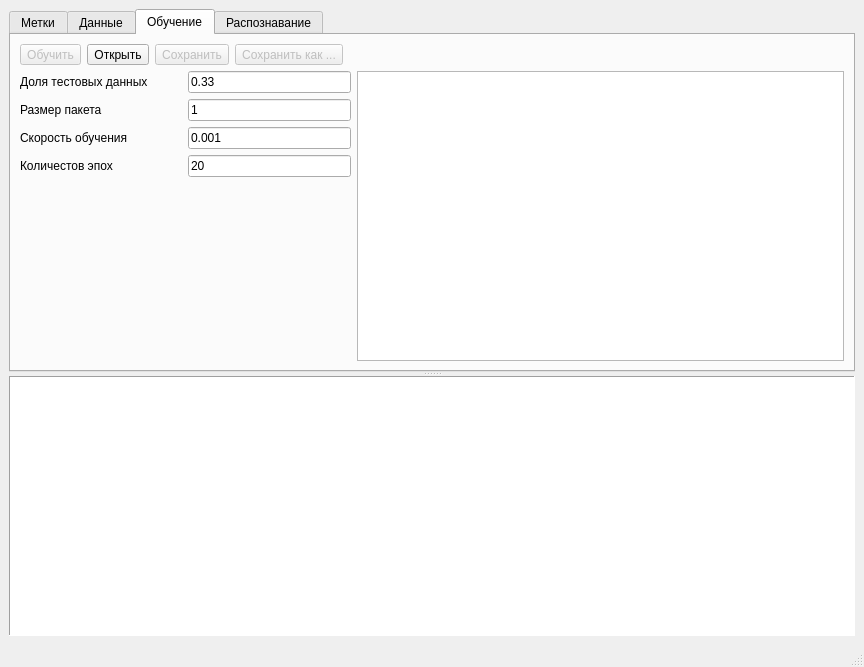
mashka-kashka/robot, file train/train_window.ui: the form before one commit.
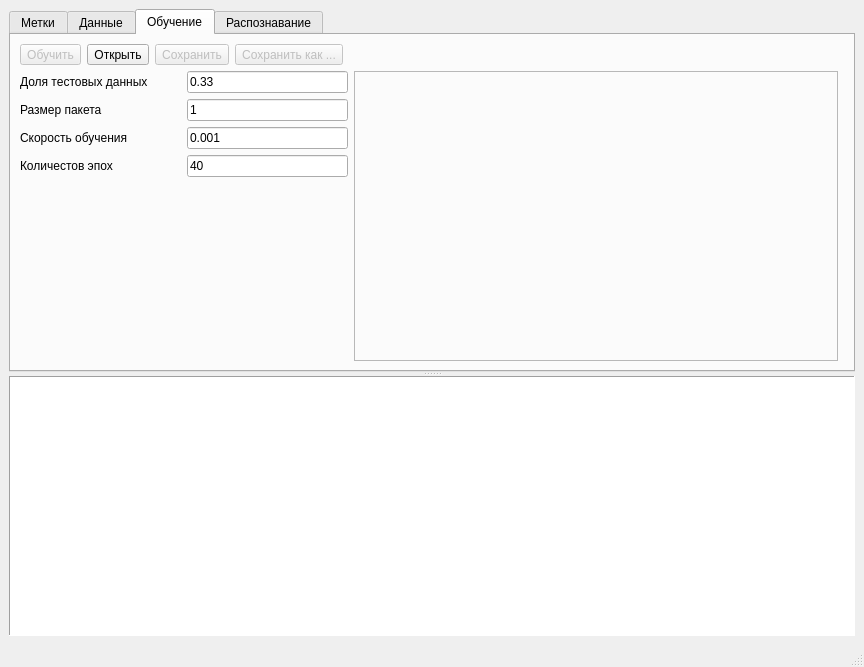
The form after the commit. The open tabs and pages were chosen to show the change. Icons and pictures are not drawn.

```diff
--- a/train/train_window.ui
+++ b/train/train_window.ui
@@ -374,7 +374,24 @@
         <attribute name="title">
          <string>Обучение</string>
         </attribute>
-        <layout class="QGridLayout" name="gridLayout_5" columnstretch="1,1,3">
+        <layout class="QGridLayout" name="gridLayout_5" columnstretch="1,1,3,0">
+         <item row="6" column="0">
+          <widget class="QLabel" name="label_3">
+           <property name="text">
+            <string>Количестов эпох</string>
+           </property>
+          </widget>
+         </item>
+         <item row="5" column="1">
+          <widget class="QLineEdit" name="le_learning_rate">
+           <property name="inputMask">
+            <string>0.999</string>
+           </property>
+           <property name="text">
+            <string>0.001</string>
+           </property>
+          </widget>
+         </item>
          <item row="5" column="0">
           <widget class="QLabel" name="label_2">
            <property name="text">
@@ -382,26 +399,6 @@
            </property>
           </widget>
          </item>
-         <item row="6" column="1">
-          <widget class="QLineEdit" name="le_epochs">
-           <property name="inputMask">
-            <string>999</string>
-           </property>
-           <property name="text">
-            <string>20</string>
-           </property>
-          </widget>
-         </item>
-         <item row="3" column="1">
-          <widget class="QLineEdit" name="le_test_size">
-           <property name="inputMask">
-            <string>9.99</string>
-           </property>
-           <property name="text">
-            <string>0.33</string>
-           </property>
-          </widget>
-         </item>
          <item row="3" column="0">
           <widget class="QLabel" name="l_test_size">
            <property name="text">
@@ -409,39 +406,6 @@
            </property>
           </widget>
          </item>
-         <item row="3" column="2" rowspan="5">
-          <widget class="QGraphicsView" name="gv_progress"/>
-         </item>
-         <item row="4" column="1">
-          <widget class="QLineEdit" name="le_batch_size">
-           <property name="inputMask">
-            <string>999</string>
-           </property>
-           <property name="text">
-            <string>1</string>
-           </property>
-           <property name="cursorPosition">
-            <number>3</number>
-           </property>
-          </widget>
-         </item>
-         <item row="4" column="0">
-          <widget class="QLabel" name="label">
-           <property name="text">
-            <string>Размер пакета</string>
-           </property>
-          </widget>
-         </item>
-         <item row="5" column="1">
-          <widget class="QLineEdit" name="le_learning_rate">
-           <property name="inputMask">
-            <string>0.999</string>
-           </property>
-           <property name="text">
-            <string>0.001</string>
-           </property>
-          </widget>
-         </item>
          <item row="7" column="1">
           <spacer name="verticalSpacer">
            <property name="orientation">
@@ -455,14 +419,37 @@
            </property>
           </spacer>
          </item>
-         <item row="6" column="0">
-          <widget class="QLabel" name="label_3">
+         <item row="6" column="1">
+          <widget class="QLineEdit" name="le_epochs">
+           <property name="inputMask">
+            <string>999</string>
+           </property>
            <property name="text">
-            <string>Количестов эпох</string>
+            <string>40</string>
            </property>
           </widget>
          </item>
-         <item row="0" column="0" colspan="3">
+         <item row="4" column="1">
+          <widget class="QLineEdit" name="le_batch_size">
+           <property name="inputMask">
+            <string>999</string>
+           </property>
+           <property name="text">
+            <string>1</string>
+           </property>
+           <property name="cursorPosition">
+            <number>3</number>
+           </property>
+          </widget>
+         </item>
+         <item row="4" column="0">
+          <widget class="QLabel" name="label">
+           <property name="text">
+            <string>Размер пакета</string>
+           </property>
+          </widget>
+         </item>
+         <item row="0" column="0" colspan="4">
           <layout class="QHBoxLayout" name="horizontalLayout">
            <item>
             <widget class="QToolButton" name="tb_train_model">
@@ -553,6 +540,26 @@
            </item>
           </layout>
          </item>
+         <item row="3" column="1">
+          <widget class="QLineEdit" name="le_test_size">
+           <property name="inputMask">
+            <string>9.99</string>
+           </property>
+           <property name="text">
+            <string>0.33</string>
+           </property>
+          </widget>
+         </item>
+         <item row="3" column="2" rowspan="5">
+          <widget class="QFrame" name="fr_progress">
+           <property name="frameShape">
+            <enum>QFrame::StyledPanel</enum>
+           </property>
+           <property name="frameShadow">
+            <enum>QFrame::Raised</enum>
+           </property>
+          </widget>
+         </item>
         </layout>
        </widget>
        <widget class="QWidget" name="tabClassification">
```
Left out of the diff: 58 changed lines with no effect on the pictures.
